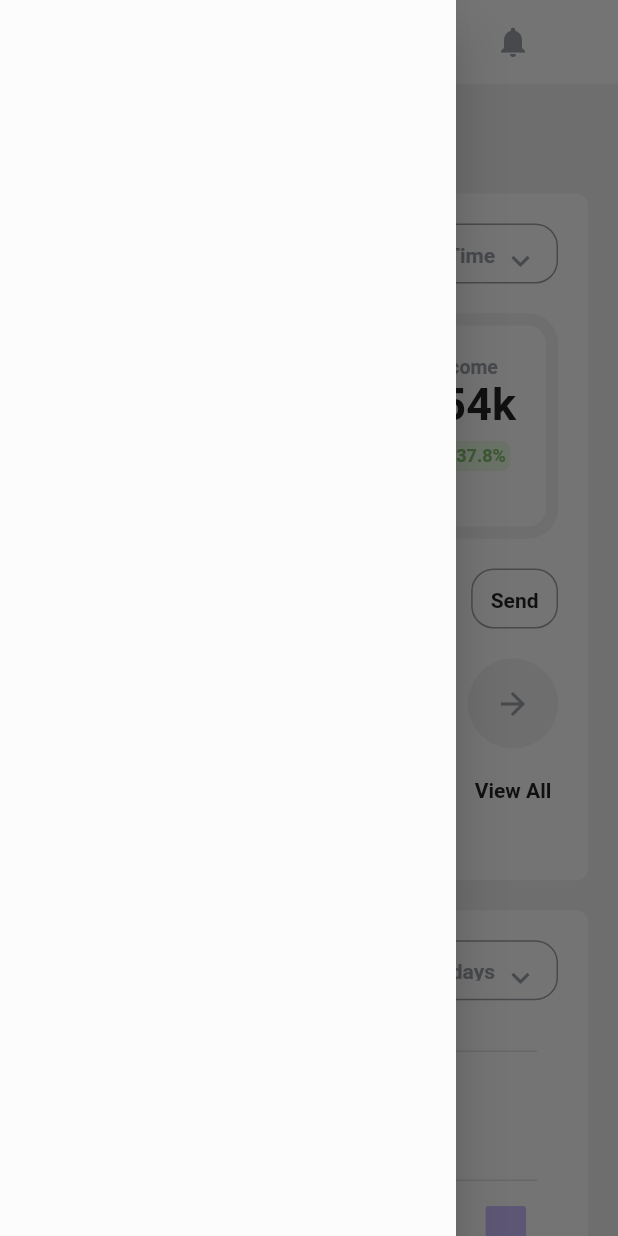
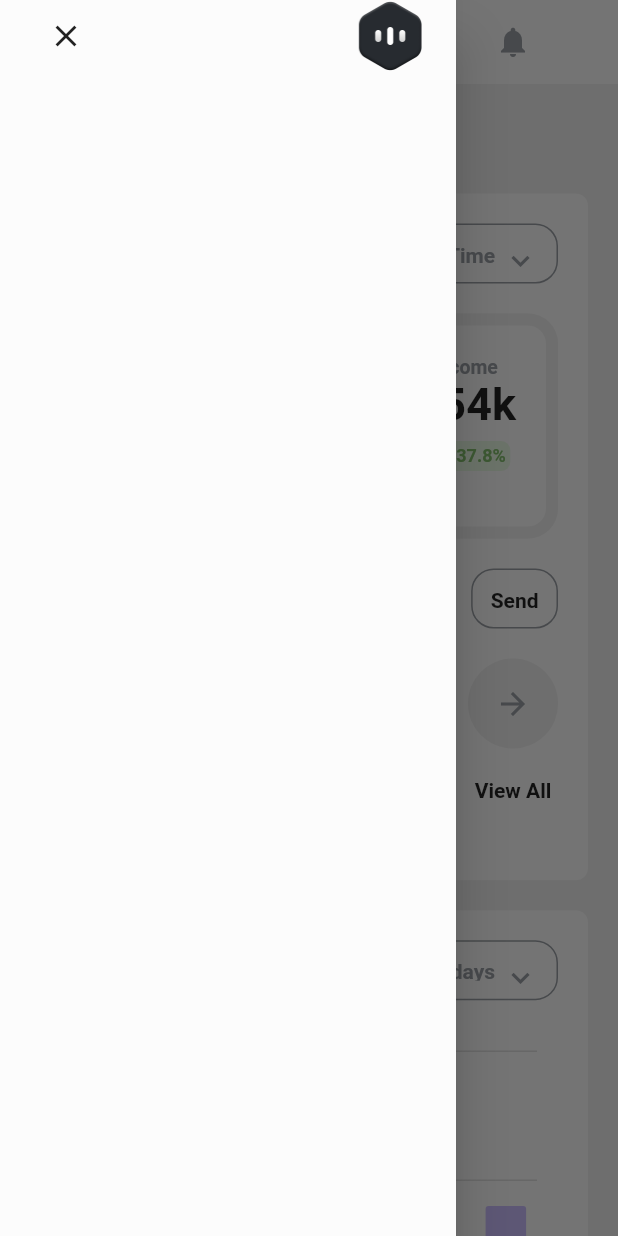
Before and after one commit to donkizzy/dashboard-UI, a Flutter app: the Dashboard screen opened directly, with the side drawer open, on a phone screen of 412 x 824 dp. Run offline on Flutter 3.47's test engine with Material 2 defaults, Android fonts, the phone set to English and light mode, and no system bars; our stand-ins replace adaptive_theme, charts_flutter.

Commit message:
created custom drawer

```diff
--- a/lib/ui/screens/dashboard.dart
+++ b/lib/ui/screens/dashboard.dart
@@ -1,6 +1,7 @@
 import 'package:adaptive_theme/adaptive_theme.dart';
 import 'package:dashboard_ui/ui/utils/app_color.dart';
 import 'package:dashboard_ui/ui/utils/utils.dart';
+import 'package:dashboard_ui/ui/widgets/custom_drawer.dart';
 import 'package:dashboard_ui/ui/widgets/product_item.dart';
 import 'package:dashboard_ui/ui/widgets/simple_bar_chart.dart';
 import 'package:dashboard_ui/ui/widgets/tips_item.dart';
@@ -19,9 +20,7 @@ class _DashboardState extends State<Dashboard> {
   Widget build(BuildContext context) {
     return Scaffold(
       backgroundColor: Theme.of(context).dividerColor,
-      drawer: Drawer(
-        child: Column(),
-      ),
+      drawer: CustomDrawer(),
       appBar: AppBar(
         elevation: 0.0,
         backgroundColor: Theme.of(context).cardColor,
--- a/lib/ui/screens/sign_in.dart
+++ b/lib/ui/screens/sign_in.dart
@@ -2,6 +2,7 @@ import 'package:adaptive_theme/adaptive_theme.dart';
 import 'package:dashboard_ui/ui/screens/dashboard.dart';
 import 'package:dashboard_ui/ui/utils/app_color.dart';
 import 'package:dashboard_ui/ui/utils/utils.dart';
+import 'package:dashboard_ui/ui/widgets/logo_item.dart';
 import 'package:flutter/material.dart';
 import 'package:flutter/rendering.dart';
 
@@ -24,18 +25,7 @@ class _SignInState extends State<SignIn> {
       body: ListView(
         padding: EdgeInsets.all(20),
         children: [
-
-      ValueListenableBuilder(
-      valueListenable: AdaptiveTheme.of(context).modeChangeNotifier,
-        builder: (BuildContext context, AdaptiveThemeMode value, Widget? child) {
-        return  Align(
-            alignment: Alignment.topLeft,
-            child: Image.asset(
-             value.isLight ? 'assets/logo.png' : 'assets/logo_dark.png',
-              height: 48,
-            )) ;
-        },
-    ),
+          LogoItem(),
           SizedBox(
             height: 30,
           ),
--- /dev/null
+++ b/lib/ui/widgets/custom_drawer.dart
@@ -0,0 +1,33 @@
+
+
+import 'package:dashboard_ui/ui/widgets/logo_item.dart';
+import 'package:flutter/material.dart';
+
+class CustomDrawer extends StatelessWidget {
+  const CustomDrawer({Key? key}) : super(key: key);
+
+  @override
+  Widget build(BuildContext context) {
+    return Drawer(
+      child: SafeArea(
+        child: Padding(
+          padding: const EdgeInsets.symmetric(horizontal:20.0),
+          child: Column(
+            children: [
+              Row(
+                mainAxisAlignment: MainAxisAlignment.spaceBetween,
+                children: [
+                  IconButton(icon: Icon(Icons.clear), onPressed: () {
+                    Navigator.pop(context);
+                  },),
+                  LogoItem(),
+                ],
+              ),
+
+            ],
+          ),
+        ),
+      ),
+    );
+  }
+}
--- /dev/null
+++ b/lib/ui/widgets/logo_item.dart
@@ -0,0 +1,22 @@
+
+import 'package:adaptive_theme/adaptive_theme.dart';
+import 'package:flutter/material.dart';
+
+class LogoItem extends StatelessWidget {
+  const LogoItem({Key? key}) : super(key: key);
+
+  @override
+  Widget build(BuildContext context) {
+    return  ValueListenableBuilder(
+      valueListenable: AdaptiveTheme.of(context).modeChangeNotifier,
+      builder: (BuildContext context, AdaptiveThemeMode value, Widget? child) {
+        return  Align(
+            alignment: Alignment.topLeft,
+            child: Image.asset(
+              value.isLight ? 'assets/logo.png' : 'assets/logo_dark.png',
+              height: 48,
+            )) ;
+      },
+    );
+  }
+}
```
Also changed, not shown: pubspec.lock.
